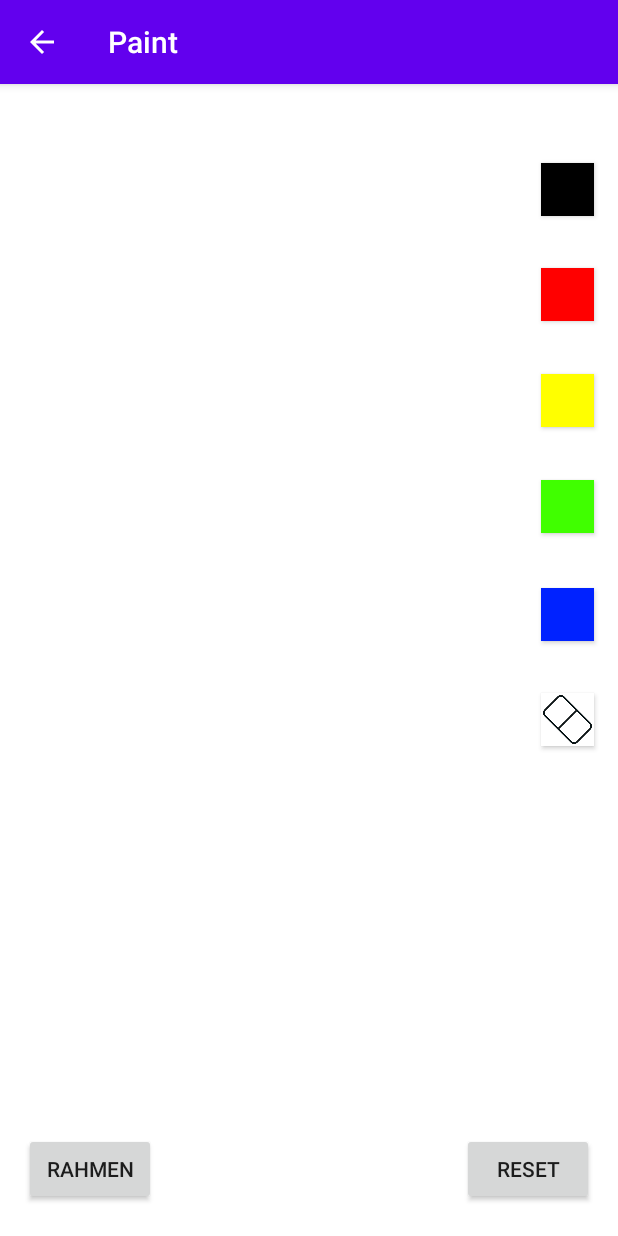
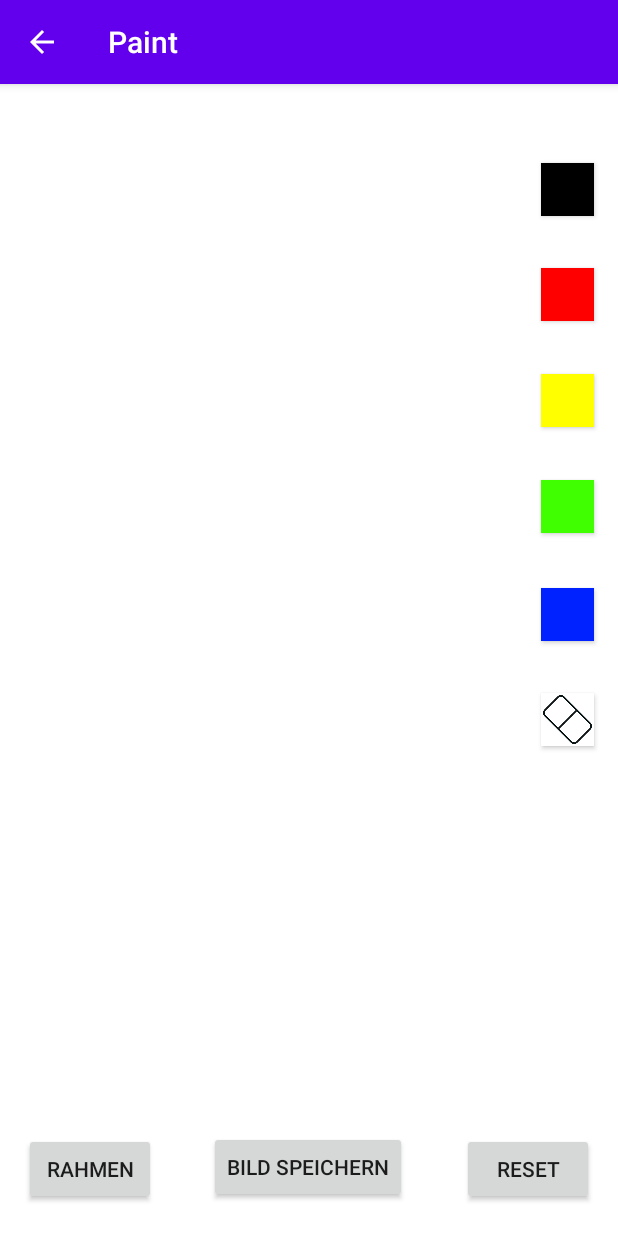
Before and after one commit to Philivanei/ProgrammierungMobilerSysteme, an Android app: the PaintActivity screen opened directly, with no data from a screen before it, on a phone screen of 412 x 824 dp. Run offline under Robolectric (Android 15) with nearby library versions, the phone set to English and light mode, and no system bars.

Commit message:
add JavaDoc, add new paint functions, add basic labyrinth functions

```diff
--- a/MiniGames/app/src/main/java/de/pms/minigames/main/activities/MainActivity.java
+++ b/MiniGames/app/src/main/java/de/pms/minigames/main/activities/MainActivity.java
@@ -2,7 +2,6 @@ package de.pms.minigames.main.activities;
 
 import androidx.appcompat.app.AppCompatActivity;
 import de.pms.minigames.R;
-
 import android.content.Intent;
 import android.os.Bundle;
 import android.view.View;
@@ -20,7 +19,7 @@ public class MainActivity extends AppCompatActivity {
      * The state of the activity can be saved.
      * Elements like buttons get initialized.
      *
-     * @param savedInstanceState saves the state.
+     * @param savedInstanceState Saves the state.
      */
     @Override
     protected void onCreate(Bundle savedInstanceState) {
--- a/MiniGames/app/src/main/java/de/pms/minigames/main/views/PaintView.java
+++ b/MiniGames/app/src/main/java/de/pms/minigames/main/views/PaintView.java
@@ -1,15 +1,20 @@
 package de.pms.minigames.main.views;
 
 import android.content.Context;
+import android.content.res.Resources;
 import android.graphics.Bitmap;
+import android.graphics.BitmapFactory;
 import android.graphics.Canvas;
 import android.graphics.Color;
 import android.graphics.Paint;
+import android.graphics.drawable.Drawable;
 import android.util.AttributeSet;
 import android.view.MotionEvent;
 import android.view.View;
 import android.graphics.Path;
 import android.widget.Toast;
+
+import de.pms.minigames.main.activities.PaintActivity;
 
 /**
  * Creates a PaintView to draw something on the screen
@@ -20,12 +25,15 @@ public class PaintView extends View {
     private Path path;
     private Canvas canvas;
     private Bitmap canvasBitmap;
+    private int screenWidth;
+    private int screenHeight;
+    //private PaintActivity paintActivity;
 
     /**
      * Constructor of the PaintView.
      * Sets default colour to black.
-     * @param context gives the context to the View
-     * @param attrs gives attributes to the View
+     * @param context Gives the context to the View.
+     * @param attrs Gives attributes to the View.
      */
     public PaintView(Context context, AttributeSet attrs) {
         super(context, attrs);
@@ -35,22 +43,25 @@ public class PaintView extends View {
     }
 
     /**
-     * adapts the size of the screen.
-     * @param w current width
-     * @param h current height
-     * @param oldw old width
-     * @param oldh old height
+     * Adapts the size of the screen.
+     * @param w Current width
+     * @param h Current height
+     * @param oldw Old width
+     * @param oldh Old height
      */
     @Override
     protected void onSizeChanged(int w, int h, int oldw, int oldh) {
         super.onSizeChanged(w, h, oldw, oldh);
+        screenWidth = w;
+        screenHeight = h;
         canvasBitmap = Bitmap.createBitmap(w, h, Bitmap.Config.ARGB_8888);
+        canvasBitmap.eraseColor(Color.WHITE);
         canvas = new Canvas(canvasBitmap);
     }
 
     /**
-     * draws something on the canvas.
-     * @param canvas gives the current canvas
+     * Draws something on the canvas.
+     * @param canvas Gives the current canvas
      */
     @Override
     protected void onDraw(Canvas canvas) {
@@ -63,8 +74,8 @@ public class PaintView extends View {
 
     /**
      * Calculates the coordinates if something gets drawn.
-     * @param motionEvent gives a motion event
-     * @return returns a boolean flag if the user draws something.
+     * @param motionEvent Gives a motion event
+     * @return Returns a boolean flag if the user draws something.
      */
     @Override
     public boolean onTouchEvent(MotionEvent motionEvent){
@@ -91,7 +102,7 @@ public class PaintView extends View {
 
     /**
      * Changes the colour of the brush.
-     * @param colorState saves the colour state. To recognize which colour was selected.
+     * @param colorState Saves the colour state. To recognize which colour was selected.
      */
     public void setColor(int colorState){
         switch(colorState){
@@ -123,9 +134,17 @@ public class PaintView extends View {
     }
 
     /**
+     * Gives the current Bitmap.
+     * @return Returns the current Bitmap.
+     */
+    public Bitmap saveImage(){
+        return canvasBitmap;
+    }
+
+    /**
      * Sets a colour to the paint brush.
-     * @param color contains the colour of the new brush.
-     * @return returns the colour as Paint object.
+     * @param color Contains the colour of the new brush.
+     * @return Returns the colour as Paint object.
      */
     private Paint createColor(int color){
         Paint p = new Paint();
@@ -142,7 +161,27 @@ public class PaintView extends View {
      * Resets the View to delete all drawings.
      */
     public void clear(){
-        canvasBitmap.eraseColor(Color.TRANSPARENT);
+        canvasBitmap.eraseColor(Color.WHITE);
     }
 
+    /**
+     * Resets the View and inserts Outline Pictures.
+     * @param res Id of the Outline Picture in resources.
+     */
+    public void clear(int res){
+        clear();
+        BitmapFactory.Options options = new BitmapFactory.Options();
+        options.inMutable = true;
+        canvasBitmap = BitmapFactory.decodeResource(getResources(), res, options);
+        if(canvasBitmap.getWidth() < screenHeight && canvasBitmap.getHeight() < screenWidth) {
+
+            canvasBitmap.reconfigure(screenWidth,screenHeight,canvasBitmap.getConfig());
+        }
+
+        invalidate();
+    }
+
+    //public void registerActivity(PaintActivity paintActivity) {
+        //this.paintActivity = paintActivity;
+    //}
 }
--- a/MiniGames/app/src/main/res/layout/activity_paint.xml
+++ b/MiniGames/app/src/main/res/layout/activity_paint.xml
@@ -123,4 +123,16 @@
         app:layout_constraintTop_toTopOf="parent"
         app:layout_constraintVertical_bias="0.971" />
 
+    <Button
+        android:id="@+id/save_image"
+        android:layout_width="wrap_content"
+        android:layout_height="wrap_content"
+        android:text="Bild speichern"
+        app:layout_constraintBottom_toBottomOf="@+id/paint_view"
+        app:layout_constraintEnd_toEndOf="@+id/paint_view"
+        app:layout_constraintHorizontal_bias="0.498"
+        app:layout_constraintStart_toStartOf="parent"
+        app:layout_constraintTop_toTopOf="parent"
+        app:layout_constraintVertical_bias="0.969" />
+
 </androidx.constraintlayout.widget.ConstraintLayout>
```
Also changed, not shown: MiniGames/app/src/main/AndroidManifest.xml (+8 -2 lines), MiniGames/app/src/main/java/de/pms/minigames/main/activities/LabyrinthActivity.java (+46 -2 lines), MiniGames/app/src/main/java/de/pms/minigames/main/activities/PaintActivity.java (+64 -9 lines), MiniGames/app/src/main/java/de/pms/minigames/main/views/LabyrinthView.java (added, +97 -0 lines), MiniGames/app/src/main/res/layout/activity_labyrinth.xml (+11 -0 lines).
